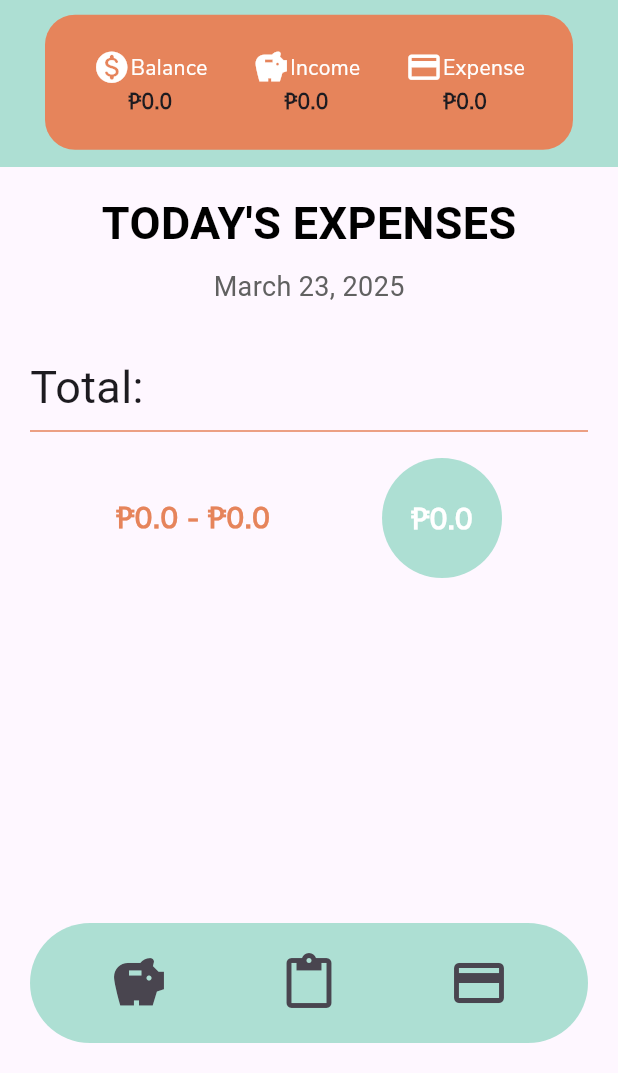
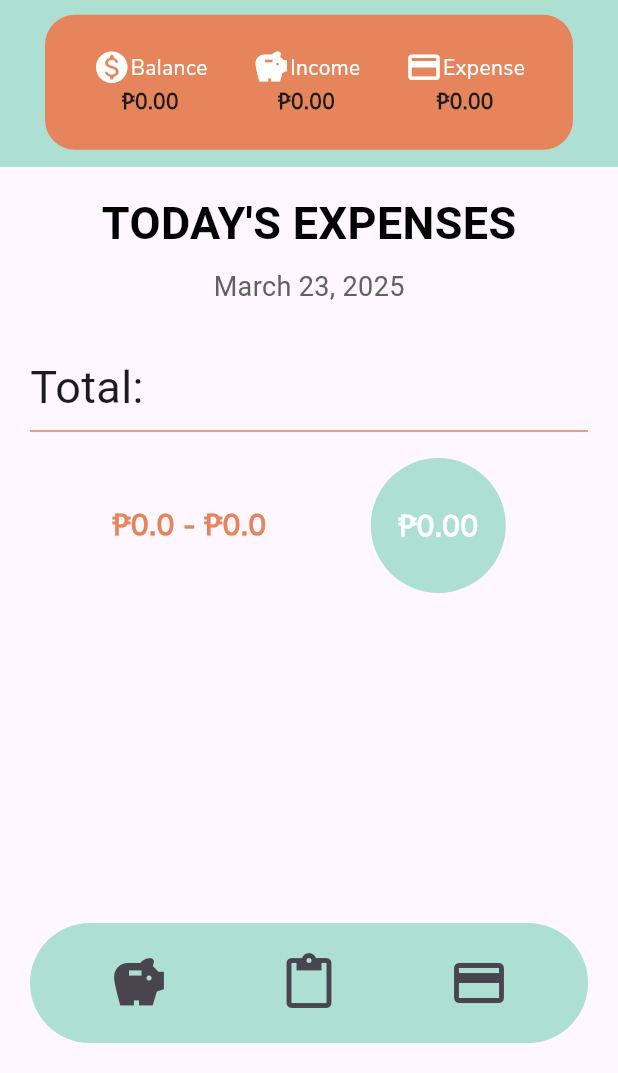
Before and after one commit to ru-wel/adet-ka-ching, a Flutter app: the screen it shows after launch, on a phone screen of 412 x 824 dp, the part 163-1236 px from its top. Run offline on Flutter 3.47's test engine with Material 3 defaults, Android fonts, the phone set to English and light mode, and no system bars; our stand-ins replace cloud_firestore, date_field, firebase_core; accounts and stored records are empty; Roboto replaces fonts that are missing (Jua).

Commit message:
fix to accept decimal values

```diff
--- a/lib/models/expense.dart
+++ b/lib/models/expense.dart
@@ -4,7 +4,7 @@
 class Expense {
   final int? id;
   final String title;
-  final int amount;
+  final double amount;
   final String date;
   final String message;
   final String type;
--- a/lib/models/income.dart
+++ b/lib/models/income.dart
@@ -4,7 +4,7 @@
 class Income {
   final int? id;
   final String title;
-  final int amount;
+  final double amount;
   final String date;
   final String message;
   final String type;
--- a/lib/pages/AddExpense.dart
+++ b/lib/pages/AddExpense.dart
@@ -165,7 +165,7 @@ class _AddExpensesState extends State<AddExpenses> {
       'id': id,
       'type': "expense",
       'date': _dateController.text,
-      'amount': int.parse(_amountController.text),
+      'amount': double.parse(_amountController.text),
       'title': _titleController.text,
       'message': _messageController.text,
     });
--- a/lib/pages/AddIncome.dart
+++ b/lib/pages/AddIncome.dart
@@ -86,7 +86,7 @@ class _AddIncomesState extends State<AddIncomes> {
       'id': id,
       'type': "income",
       'date': _dateController.text,
-      'amount': int.parse(_amountController.text),
+      'amount': double.parse(_amountController.text),
       'title': _titleController.text,
       'message': _messageController.text,
     });
--- a/lib/pages/homePage.dart
+++ b/lib/pages/homePage.dart
@@ -110,7 +110,7 @@ class _HomePageState extends State<HomePage> {
                                             ],
                                           ),
                                           Text(
-                                            "₱${income - expense}",
+                                            "₱${(income - expense).toStringAsFixed(2)}",
                                             style: TextStyle(
                                                 fontWeight: FontWeight.bold,
                                                 fontFamily: "Nunito Sans"),
@@ -137,7 +137,7 @@ class _HomePageState extends State<HomePage> {
                                             ],
                                           ),
                                           Text(
-                                            "₱$income",
+                                            "₱${income.toStringAsFixed(2)}",
                                             style: TextStyle(
                                                 fontWeight: FontWeight.bold,
                                                 fontFamily: "Nunito Sans"),
@@ -164,7 +164,7 @@ class _HomePageState extends State<HomePage> {
                                             ],
                                           ),
                                           Text(
-                                            "₱$expense",
+                                            "₱${expense.toStringAsFixed(2)}",
                                             style: TextStyle(
                                                 fontWeight: FontWeight.bold,
                                                 fontFamily: "Nunito Sans"),
@@ -272,8 +272,8 @@ class _HomePageState extends State<HomePage> {
                                       CircleAvatar(
                                           backgroundColor:
                                               Color.fromRGBO(173, 223, 211, 1),
-                                          radius: 40,
-                                          child: Text("₱${todayIncomeTotal - todayExpenseTotal}",
+                                          radius: 45,
+                                          child: Text("₱${(todayIncomeTotal - todayExpenseTotal).toStringAsFixed(2)}",
                                               style: TextStyle(
                                                   fontFamily: "Nunito Sans",
                                                   color: Colors.white,
@@ -325,7 +325,7 @@ class _HomePageState extends State<HomePage> {
 }
 
 Widget transactionCard(
-    { required String type, required String title, required int amount, required String message, }) {
+    { required String type, required String title, required double amount, required String message, }) {
   return Container(
     margin: const EdgeInsets.symmetric(horizontal: 16, vertical: 8),
     padding: const EdgeInsets.symmetric(horizontal: 16, vertical: 20),
```
